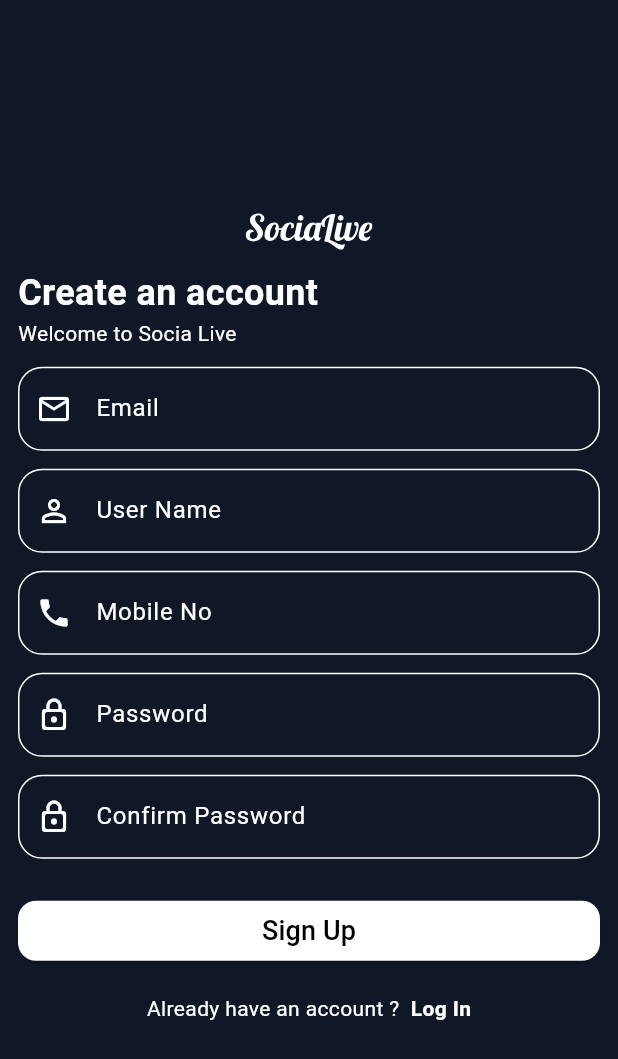
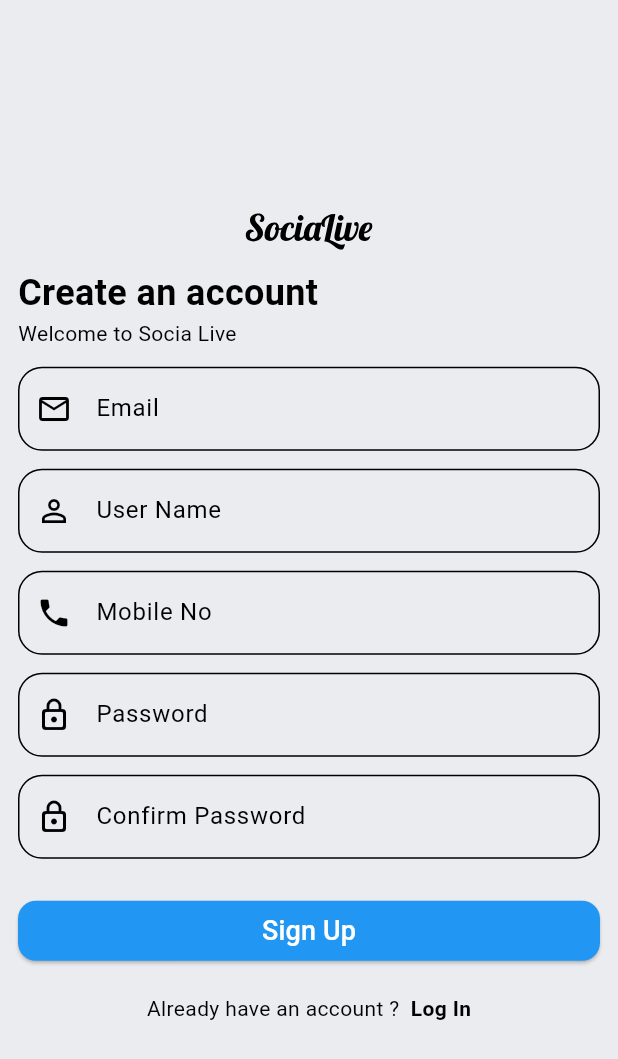
Before and after one commit to Ashrafulalkh/socia_live, a Flutter app: the screen it shows after launch, after a tap on "Create Account", on a phone screen of 412 x 824 dp. Shown: the top 1059 px of the screen. Run offline on Flutter 3.47's test engine with Material 3 defaults, Android fonts, the phone set to English and light mode, and no system bars; our stand-ins replace flutter_svg, get, supabase_flutter; missing offline and left inert: insta_image_viewer; accounts and stored records are empty; network calls fail.

Commit message:
- Implement light theme - fixed some themed bugs

```diff
--- a/lib/app.dart
+++ b/lib/app.dart
@@ -14,7 +14,9 @@ class SociaLive extends StatelessWidget {
   Widget build(BuildContext context) {
     return GetMaterialApp(
       title: AppStrings.appName,
-      theme: darkTheme,
+      themeMode: ThemeMode.light,
+      theme: lightTheme,
+      darkTheme: darkTheme,
       getPages: Routes.pages,
       initialRoute: RouteNames.splashScreen,
       defaultTransition: Transition.noTransition,
--- a/lib/presentation/theme/theme.dart
+++ b/lib/presentation/theme/theme.dart
@@ -1,6 +1,38 @@
 import 'package:flutter/material.dart';
 
 
+  // Light Theme configuration here ==>
+  final ThemeData lightTheme = ThemeData(
+    useMaterial3: true,
+    appBarTheme: const AppBarTheme(
+      backgroundColor: Color(0xFFEAECF0),
+      elevation: 0.0,
+      surfaceTintColor: Colors.white,
+    ),
+    brightness: Brightness.light,
+    colorScheme: const ColorScheme.light(
+      brightness: Brightness.light,
+      surface: Color(0xFFEAECF0),
+      onSurface: Colors.black,
+      surfaceTint: Colors.white,
+      primary: Colors.black,
+      onPrimary: Colors.white,
+    ),
+    inputDecorationTheme: InputDecorationTheme(
+      border: OutlineInputBorder(
+          borderRadius: BorderRadius.circular(16),
+          borderSide: const BorderSide(color: Colors.grey)),
+    ),
+    elevatedButtonTheme: ElevatedButtonThemeData(
+        style: ButtonStyle(
+            minimumSize: WidgetStateProperty.all(const Size.fromHeight(40)),
+            backgroundColor: WidgetStateProperty.all(Colors.blue),
+            foregroundColor: WidgetStateProperty.all(Colors.white),
+            shape: WidgetStateProperty.all(RoundedRectangleBorder(
+                borderRadius: BorderRadius.circular(12))))),
+  );
+
+  // Dark Theme configuration ==>
   final ThemeData darkTheme = ThemeData(
     useMaterial3: true,
     appBarTheme: const AppBarTheme(
--- a/lib/presentation/ui/screens/auth/log_in_screen.dart
+++ b/lib/presentation/ui/screens/auth/log_in_screen.dart
@@ -1,4 +1,3 @@
-
 import 'package:flutter/gestures.dart';
 import 'package:flutter/material.dart';
 import 'package:flutter_svg/svg.dart';
@@ -8,7 +7,6 @@ import 'package:socia_live/presentation/ui/screens/navigation_screen/main_bottom
 import 'package:socia_live/presentation/ui/utils/app_assets_path.dart';
 
 import 'package:socia_live/presentation/ui/utils/app_constants.dart';
-
 
 class LogInScreen extends StatefulWidget {
   const LogInScreen({super.key});
@@ -24,6 +22,8 @@ final TextEditingController _passwordTEController = TextEditingController();
 class _LogInScreenState extends State<LogInScreen> {
   @override
   Widget build(BuildContext context) {
+    // current theme is light or dark
+    final isLightTheme = Theme.of(context).brightness == Brightness.light;
     return Scaffold(
       body: SafeArea(
           child: Center(
@@ -34,7 +34,13 @@ class _LogInScreenState extends State<LogInScreen> {
             autovalidateMode: AutovalidateMode.onUserInteraction,
             child: Column(
               children: [
-                SvgPicture.asset(AppAssetsPath.appLogo),
+                SvgPicture.asset(
+                  AppAssetsPath.appLogo,
+                  colorFilter: ColorFilter.mode(
+                    isLightTheme ? Colors.black : Colors.white,
+                    BlendMode.srcIn,
+                  ),
+                ),
                 const SizedBox(height: 12),
                 const Align(
                   alignment: Alignment.topLeft,
@@ -100,7 +106,6 @@ class _LogInScreenState extends State<LogInScreen> {
                       style: const TextStyle(fontWeight: FontWeight.bold),
                       recognizer: TapGestureRecognizer()
                         ..onTap = () => Get.offNamed(RouteNames.signupScreen)),
-
                 ], text: "Don't have an account ?"))
               ],
             ),
@@ -109,7 +114,8 @@ class _LogInScreenState extends State<LogInScreen> {
       )),
     );
   }
-  void _moveToBottomBarScreen(){
+
+  void _moveToBottomBarScreen() {
     Get.to(const MainBottomNavBarScreen());
   }
 }
--- a/lib/presentation/ui/screens/auth/sign_up_screen.dart
+++ b/lib/presentation/ui/screens/auth/sign_up_screen.dart
@@ -7,7 +7,6 @@ import 'package:socia_live/presentation/state_holders/auth/sign_up_controller.da
 import 'package:socia_live/presentation/ui/utils/app_assets_path.dart';
 import 'package:socia_live/presentation/ui/utils/app_constants.dart';
 import 'package:socia_live/presentation/ui/utils/app_strings.dart';
-
 
 class SignUpScreen extends StatefulWidget {
   const SignUpScreen({super.key});
@@ -27,6 +26,8 @@ final TextEditingController _confirmPasswordTEController =
 class _SignUpScreenState extends State<SignUpScreen> {
   @override
   Widget build(BuildContext context) {
+    // current theme is light or dark
+    final isLightTheme = Theme.of(context).brightness == Brightness.light;
     return Scaffold(
       body: SafeArea(
         child: Center(
@@ -37,7 +38,13 @@ class _SignUpScreenState extends State<SignUpScreen> {
               autovalidateMode: AutovalidateMode.onUserInteraction,
               child: Column(
                 children: [
-                  SvgPicture.asset(AppAssetsPath.appLogo),
+                  SvgPicture.asset(
+                    AppAssetsPath.appLogo,
+                    colorFilter: ColorFilter.mode(
+                      isLightTheme ? Colors.black : Colors.white,
+                      BlendMode.srcIn,
+                    ),
+                  ),
                   const SizedBox(height: 12),
                   const Align(
                     alignment: Alignment.topLeft,
--- a/lib/presentation/ui/screens/auth/splash_screen.dart
+++ b/lib/presentation/ui/screens/auth/splash_screen.dart
@@ -3,7 +3,6 @@ import 'package:flutter_svg/svg.dart';
 import 'package:get/get.dart';
 import 'package:socia_live/presentation/route/route_names.dart';
 import 'package:socia_live/presentation/ui/utils/app_assets_path.dart';
-
 
 class SplashScreen extends StatefulWidget {
   const SplashScreen({super.key});
@@ -26,6 +25,8 @@ class _SplashScreenState extends State<SplashScreen> {
 
   @override
   Widget build(BuildContext context) {
+    // current theme is light or dark
+    final isLightTheme = Theme.of(context).brightness == Brightness.light;
     return Scaffold(
       body: SafeArea(
           child: Center(
@@ -33,7 +34,14 @@ class _SplashScreenState extends State<SplashScreen> {
           mainAxisAlignment: MainAxisAlignment.center,
           children: [
             const Spacer(),
-            SvgPicture.asset(AppAssetsPath.appLogo, height: 50),
+            SvgPicture.asset(
+              AppAssetsPath.appLogo,
+              height: 50,
+              colorFilter: ColorFilter.mode(
+                isLightTheme ? Colors.black : Colors.white,
+                BlendMode.srcIn,
+              ),
+            ),
             const Spacer(),
             const CircularProgressIndicator(),
             const SizedBox(height: 16),
--- a/lib/presentation/ui/screens/auth/welcome_screen.dart
+++ b/lib/presentation/ui/screens/auth/welcome_screen.dart
@@ -4,37 +4,47 @@ import 'package:get/get.dart';
 import 'package:socia_live/presentation/route/route_names.dart';
 import 'package:socia_live/presentation/ui/utils/app_assets_path.dart';
 
-
 class WelcomeScreen extends StatelessWidget {
   const WelcomeScreen({super.key});
 
   @override
   Widget build(BuildContext context) {
+    // current theme is light or dark
+    final isLightTheme = Theme.of(context).brightness == Brightness.light;
+
     return Scaffold(
       body: SafeArea(
         child: Center(
           child: Column(
             mainAxisAlignment: MainAxisAlignment.center,
             children: [
-
-            SvgPicture.asset(AppAssetsPath.appLogo, height: 35),
+              SvgPicture.asset(
+                AppAssetsPath.appLogo,
+                height: 35,
+                colorFilter: ColorFilter.mode(
+                  isLightTheme ? Colors.black : Colors.white,
+                  BlendMode.srcIn,
+                ),
+              ),
               const SizedBox(height: 24),
               _buildSignUpSection(),
               const SizedBox(height: 12),
-            _buildLonginSection()
+              _buildLoginSection(),
             ],
           ),
-      )),
+        ),
+      ),
     );
   }
 
-  Widget _buildLonginSection() {
+  Widget _buildLoginSection() {
     return TextButton(
       onPressed: _onTapLoginScreen,
       child: const Text(
         "Log In",
         style: TextStyle(fontWeight: FontWeight.w600, fontSize: 18),
-        ));
+      ),
+    );
   }
 
   Widget _buildSignUpSection() {
--- a/lib/presentation/ui/screens/navigation_screen/my_profile_screen.dart
+++ b/lib/presentation/ui/screens/navigation_screen/my_profile_screen.dart
@@ -1,6 +1,6 @@
 import 'package:flutter/material.dart';
 import 'package:get/get.dart';
-import 'package:get/get_core/src/get_main.dart';
+
 import 'package:insta_image_viewer/insta_image_viewer.dart';
 import 'package:socia_live/presentation/ui/screens/navigation_screen/others_profile_screen.dart';
 import '../../utils/app_assets_path.dart';
--- a/lib/presentation/ui/screens/navigation_screen/others_profile_screen.dart
+++ b/lib/presentation/ui/screens/navigation_screen/others_profile_screen.dart
@@ -30,7 +30,7 @@ class _OthersProfileScreenState extends State<OthersProfileScreen> {
         ),
         body: Column(
           children: [
-            OthersProfileInfoWidget(),
+            const OthersProfileInfoWidget(),
             _buildTabBar(),
             const SizedBox(
               height: 10,
--- a/lib/presentation/ui/widgets/profile_widgets/my_profile_info.dart
+++ b/lib/presentation/ui/widgets/profile_widgets/my_profile_info.dart
@@ -1,4 +1,4 @@
-import 'package:flutter/cupertino.dart';
+
 import 'package:flutter/material.dart';
 import 'package:insta_image_viewer/insta_image_viewer.dart';
 import 'package:socia_live/presentation/ui/utils/app_assets_path.dart';
--- a/lib/presentation/ui/widgets/profile_widgets/others_profile_info.dart
+++ b/lib/presentation/ui/widgets/profile_widgets/others_profile_info.dart
@@ -1,4 +1,4 @@
-import 'package:flutter/cupertino.dart';
+
 import 'package:flutter/material.dart';
 import 'package:insta_image_viewer/insta_image_viewer.dart';
 import '../../utils/app_assets_path.dart';
```
Also changed, not shown: pubspec.lock. Lines whose indentation alone changed are shown as unchanged.
